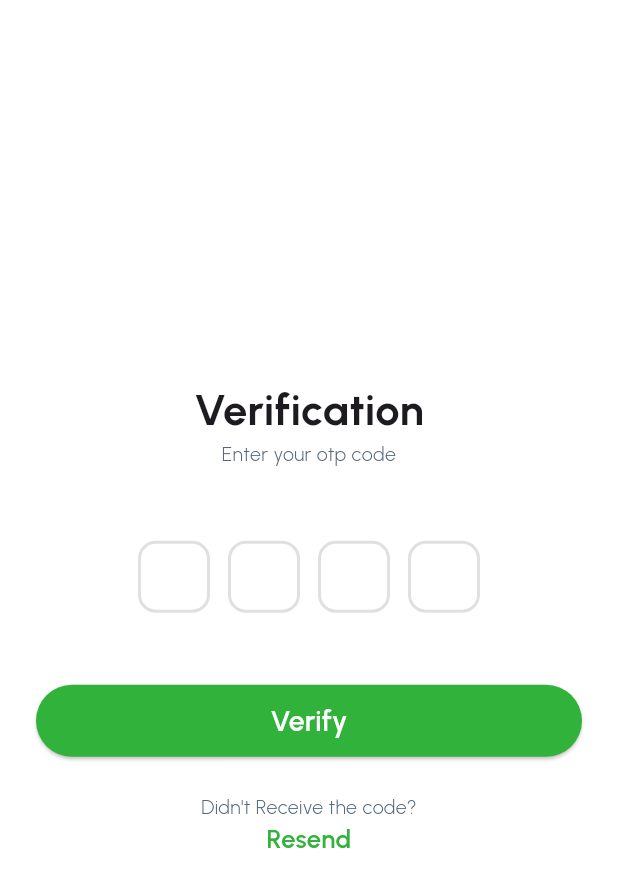
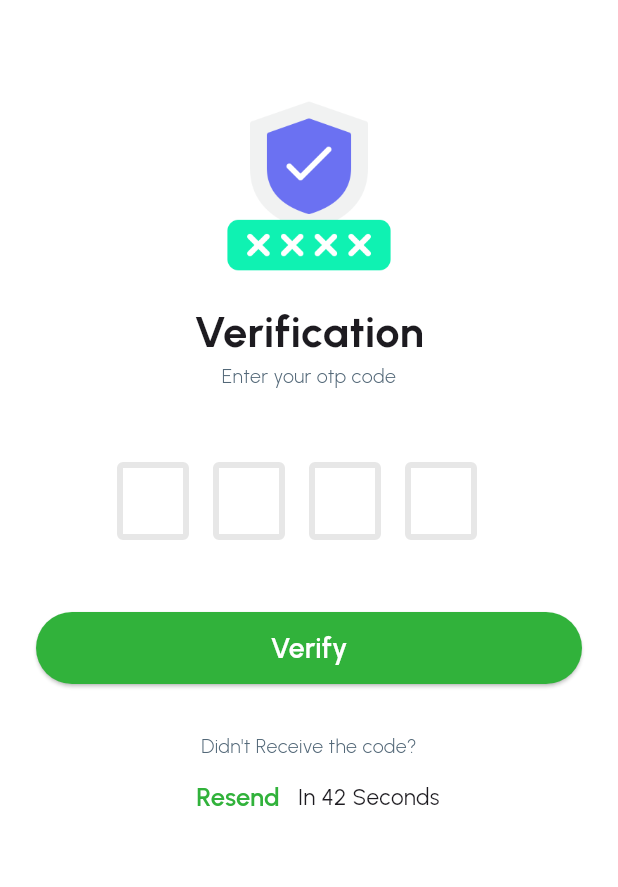
Before and after one commit to santanu901/hfk_flutter_clone, a Flutter app: the VerifyOtpScreen screen opened by its route, after a tap on "Verify", on a phone screen of 412 x 824 dp. Shown: the top 887 px of the screen. Run offline on Flutter 3.47's test engine with Material 3 defaults, Android fonts, the phone set to English and light mode, and no system bars; drawn by our look-alikes of flutter_otp_text_field.

Commit message:
verify otp fixes

```diff
--- a/lib/resources/app_dimens.dart
+++ b/lib/resources/app_dimens.dart
@@ -13,6 +13,7 @@ class AppDimens {
   static const double size_24 = 24;
   static const double size_32 = 32;
   static const double size_36 = 36;
+  static const double size_42 = 42;
   static const double size_48 = 48;
   static const double size_52 = 52;
   static const double size_64 = 64;
--- a/lib/resources/app_icons.dart
+++ b/lib/resources/app_icons.dart
@@ -7,4 +7,5 @@ class AppIcons {
 
   static const String icHfkCompanyLogo = "$assetsImagesPath/ic_hfk_logo.png";
   static const String icLoginTop = "$assetsImagesPath/ic_login_top.png";
+  static const String icPasswordAccess = "$assetsImagesPath/ic_password_access.png";
 }
--- a/lib/resources/app_strings.dart
+++ b/lib/resources/app_strings.dart
@@ -29,6 +29,7 @@ class AppStrings {
   static const String labelVerify = "Verify";
   static const String labelNotReceiveCodeLabel = "Didn't Receive the code?";
   static const String labelResend = "Resend";
+  static const String labelResendIn = "In";
 
   ///Hint Msg
   static const String hintEnterMobileNo = "Enter Mobile Number";
--- a/lib/ui/verify_otp/verify_otp_screen.dart
+++ b/lib/ui/verify_otp/verify_otp_screen.dart
@@ -1,4 +1,7 @@
+import 'dart:async';
+
 import 'package:flutter/material.dart';
+import 'package:flutter_otp_text_field/flutter_otp_text_field.dart';
 import 'package:hfk_flutter_clone/custom_views/custom_text_field.dart';
 import 'package:hfk_flutter_clone/enums/enum_login_type.dart';
 import 'package:hfk_flutter_clone/resources/app_dimens.dart';
@@ -17,23 +20,49 @@ class VerifyOtpScreen extends StatefulWidget {
 }
 
 class _VerifyOtpScreenState extends State<VerifyOtpScreen> {
-  late final TextEditingController inputFullNameController;
-  late final TextEditingController inputMobileController;
+  late final TextEditingController mInputFullNameController;
+  late final TextEditingController mInputMobileController;
+  late final Timer mCountdownTimer;
 
   var selectedUserType = UserType.None;
+  var mResendTimerCount = 45;
 
   @override
   void initState() {
     super.initState();
-    inputFullNameController = TextEditingController();
-    inputMobileController = TextEditingController();
+    mInputFullNameController = TextEditingController();
+    mInputMobileController = TextEditingController();
+    startTimer();
   }
 
   @override
   void dispose() {
     super.dispose();
-    inputFullNameController.dispose();
-    inputMobileController.dispose();
+    mInputFullNameController.dispose();
+    mInputMobileController.dispose();
+    stopTimer();
+  }
+
+  void startTimer() {
+    mCountdownTimer = Timer.periodic(const Duration(seconds: 1), (timer) {
+      setState(() {
+        mResendTimerCount--;
+      });
+
+      if (mResendTimerCount < 1) {
+        mCountdownTimer.cancel();
+      }
+    });
+  }
+
+  void stopTimer() {
+    if (mCountdownTimer.isActive) {
+      mCountdownTimer.cancel();
+    }
+  }
+
+  bool isResendCountdownTimerOff() {
+    return (mResendTimerCount < 1) ? true : false;
   }
 
   @override
@@ -41,21 +70,27 @@ class _VerifyOtpScreenState extends State<VerifyOtpScreen> {
     return Scaffold(
       primary: true,
       resizeToAvoidBottomInset: true,
-      body: SafeArea(
+      body: SingleChildScrollView(
+        physics: const BouncingScrollPhysics(),
+        child: SafeArea(
           child: Column(
-          mainAxisAlignment: MainAxisAlignment.center,
+            mainAxisAlignment: MainAxisAlignment.start,
             crossAxisAlignment: CrossAxisAlignment.center,
             children: [
+              _buildItemSpacingVertical(AppDimens.size_64),
+              _buildPasswordAccessLogoHeader(),
+              _buildItemSpacingVertical(AppDimens.size_16),
               _buildVerificationLabel(),
               _buildNotReceivedCodeLabel(),
               _buildItemSpacingVertical(AppDimens.size_48),
-            _buildOTPItemRow(),
+              _buildOTPItemField(),
               _buildItemSpacingVertical(AppDimens.size_48),
               _buildVerifyButton(),
-            _buildItemSpacingVertical(AppDimens.size_24),
+              _buildItemSpacingVertical(AppDimens.size_32),
               _buildNotReceivedOtpLabel(),
-            _buildResendLabel(),
+              _buildResendItemRow(),
             ],
+          ),
         ),
       ),
     );
@@ -74,10 +109,20 @@ class _VerifyOtpScreenState extends State<VerifyOtpScreen> {
     );
   }
 
+  Widget _buildPasswordAccessLogoHeader() {
+    return SizedBox(
+      width: AppDimens.size_120,
+      height: AppDimens.size_120,
+      child: Image.asset(AppIcons.icPasswordAccess),
+    );
+  }
+
   Widget _buildVerificationLabel() {
     return const Padding(
-      padding:
-          EdgeInsets.only(left: AppDimens.size_16, right: AppDimens.size_16),
+      padding: EdgeInsets.only(
+        left: AppDimens.size_16,
+        right: AppDimens.size_16,
+      ),
       child: Text(
         AppStrings.labelVerification,
         style: ThemeText.font29Bold,
@@ -89,7 +134,9 @@ class _VerifyOtpScreenState extends State<VerifyOtpScreen> {
   Widget _buildNotReceivedCodeLabel() {
     return Padding(
       padding: const EdgeInsets.only(
-          left: AppDimens.size_16, right: AppDimens.size_16),
+        left: AppDimens.size_16,
+        right: AppDimens.size_16,
+      ),
       child: Text(
         AppStrings.labelEnterOtpCode,
         style: ThemeText.font13Light.apply(color: AppColors.payneGrey),
@@ -98,59 +145,29 @@ class _VerifyOtpScreenState extends State<VerifyOtpScreen> {
     );
   }
 
-  Widget _buildOTPItemRow() {
+  Widget _buildOTPItemField() {
     return Padding(
       padding: const EdgeInsets.only(
-          left: AppDimens.size_16, right: AppDimens.size_16),
-      child: Row(
-        mainAxisAlignment: MainAxisAlignment.center,
-        children: [
-          _buildOTPItemField(first: true, last: false),
-          _buildItemSpacingHorizontal(AppDimens.size_12),
-          _buildOTPItemField(first: false, last: false),
-          _buildItemSpacingHorizontal(AppDimens.size_12),
-          _buildOTPItemField(first: false, last: false),
-          _buildItemSpacingHorizontal(AppDimens.size_12),
-          _buildOTPItemField(first: false, last: true),
-        ],
+        left: AppDimens.size_24,
+        right: AppDimens.size_24,
       ),
-    );
-  }
-
-  Widget _buildOTPItemField({bool first = false, last = false}) {
-    return SizedBox(
-      height: AppDimens.size_48,
-      child: AspectRatio(
-        aspectRatio: 1.0,
-        child: TextField(
-          autofocus: true,
-          onChanged: (value) {
-            if (value.length == 1 && last == false) {
-              FocusScope.of(context).nextFocus();
-            }
-            if (value.isEmpty && first == false) {
-              FocusScope.of(context).previousFocus();
-            }
+      child: OtpTextField(
+          numberOfFields: 4,
+          fieldWidth: AppDimens.size_48,
+          fieldHeight: AppDimens.size_52,
+          margin: const EdgeInsets.only(right: AppDimens.size_16),
+          borderColor: AppColors.darkSilver,
+          focusedBorderColor: AppColors.americanGreen,
+          showFieldAsBox: true,
+          borderWidth: 4.0,
+          //runs when a code is typed in
+          onCodeChanged: (String code) {
+            //handle validation or checks here if necessary
           },
-          showCursor: false,
-          readOnly: false,
-          textAlign: TextAlign.center,
-          style: ThemeText.font15Medium,
-          keyboardType: TextInputType.number,
-          maxLength: 1,
-          decoration: InputDecoration(
-            counter: const Offstage(),
-            enabledBorder: OutlineInputBorder(
-                borderSide: const BorderSide(
-                    width: AppDimens.size_2, color: Colors.black12),
-                borderRadius: BorderRadius.circular(AppDimens.size_12)),
-            focusedBorder: OutlineInputBorder(
-                borderSide: const BorderSide(
-                    width: AppDimens.size_2, color: AppColors.americanGreen),
-                borderRadius: BorderRadius.circular(AppDimens.size_12)),
-          ),
-        ),
-      ),
+          //runs when every textfield is filled
+          onSubmit: (String verificationCode) {
+            print("Verification Code: $verificationCode");
+          }),
     );
   }
 
@@ -176,7 +193,9 @@ class _VerifyOtpScreenState extends State<VerifyOtpScreen> {
   Widget _buildNotReceivedOtpLabel() {
     return Padding(
       padding: const EdgeInsets.only(
-          left: AppDimens.size_16, right: AppDimens.size_16),
+        left: AppDimens.size_16,
+        right: AppDimens.size_16,
+      ),
       child: Text(
         AppStrings.labelNotReceiveCodeLabel,
         style: ThemeText.font13Light.apply(color: AppColors.payneGrey),
@@ -185,15 +204,41 @@ class _VerifyOtpScreenState extends State<VerifyOtpScreen> {
     );
   }
 
-  Widget _buildResendLabel() {
+  Widget _buildResendItemRow() {
     return Padding(
       padding: const EdgeInsets.only(
-          left: AppDimens.size_16, right: AppDimens.size_16),
+        left: AppDimens.size_16,
+        right: AppDimens.size_16,
+      ),
+      child: Row(
+        mainAxisAlignment: MainAxisAlignment.center,
+        crossAxisAlignment: CrossAxisAlignment.center,
+        children: [
+          _buildResendLabel(),
+          _buildResendTimerLabel(),
+        ],
+      ),
+    );
+  }
+
+  Widget _buildResendLabel() {
+    return TextButton(
+      onPressed:
+          isResendCountdownTimerOff() ? () => resendClickHandler() : null,
       child: Text(
         AppStrings.labelResend,
         style: ThemeText.font17SemiBold.apply(color: AppColors.americanGreen),
         textAlign: TextAlign.center,
       ),
+    );
+  }
+
+  Widget _buildResendTimerLabel() {
+    return isResendCountdownTimerOff()
+        ? _buildItemSpacingHorizontal(AppDimens.size_0)
+        : Text(
+            "${AppStrings.labelResendIn} ${mResendTimerCount.toString().padLeft(2, "0")} Seconds",
+            style: ThemeText.font15Regular,
           );
   }
 
@@ -206,4 +251,10 @@ class _VerifyOtpScreenState extends State<VerifyOtpScreen> {
   void registerClickHandler() {
     CommonUtils.hideSoftKeyboard();
   }
+
+  void resendClickHandler() {
+    CommonUtils.hideSoftKeyboard();
+    mResendTimerCount = 45;
+    startTimer();
   }
+}
--- a/pubspec.yaml
+++ b/pubspec.yaml
@@ -34,6 +34,7 @@ dependencies:
   cupertino_icons: ^1.0.2
   provider: ^6.1.2
   http: ^1.2.2
+  flutter_otp_text_field: 1.2.0
 
 dev_dependencies:
   flutter_test:
```
Also changed, not shown: assets/images/ic_password_access.png (added), pubspec.lock. Lines whose indentation alone changed are shown as unchanged.
